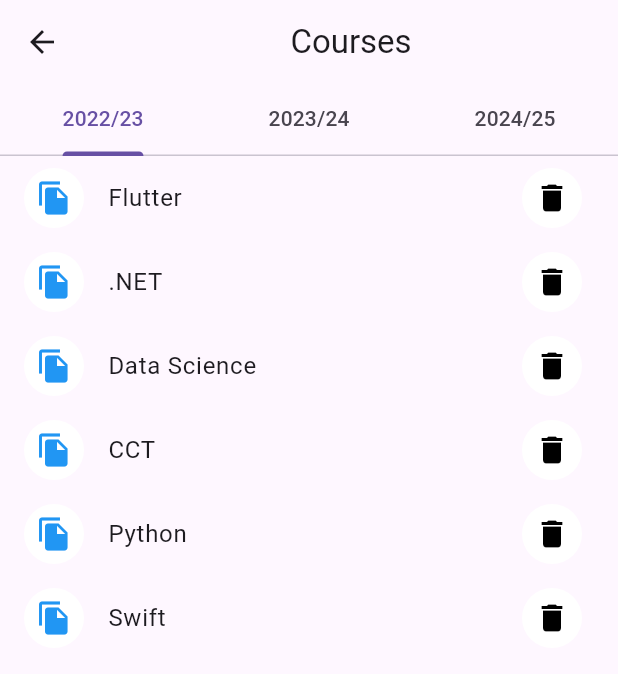
After one commit to Ayushkumar8989/Attend_easy, a Flutter app: the Home screen opened directly, after a tap on "Manages Courses", on a phone screen of 412 x 824 dp. The commit adds this screen. Shown: the top 674 px of the screen. Run offline on Flutter 3.47's test engine with Material 3 defaults, Android fonts, the phone set to English and light mode, and no system bars; our stand-ins replace persistent_bottom_nav_bar.

Commit message:
managecourses and attandance

```diff
--- /dev/null
+++ b/lib/faculty/Manages_courses.dart
@@ -0,0 +1,57 @@
+import 'package:flutter/material.dart';
+
+class MAnagesCourses extends StatefulWidget {
+  const MAnagesCourses({super.key});
+
+  @override
+  State<MAnagesCourses> createState() => _MAnagesCoursesState();
+}
+
+class _MAnagesCoursesState extends State<MAnagesCourses> {
+  List<Map<String, dynamic>> courses = [
+    {"course": "Flutter"},
+    {"course": ".NET"},
+    {"course": "Data Science"},
+    {"course": "CCT"},
+    {"course": "Python"},
+    {"course": "Swift"},
+  ];
+  @override
+  Widget build(BuildContext context) {
+    return DefaultTabController(
+      length: 3,
+      child: Scaffold(
+        appBar: AppBar(
+          title: Center(
+            child: Text('Courses'),
+          ),
+          bottom: TabBar(
+            tabs: [
+              Tab(text: '2022/23'),
+              Tab(text: '2023/24'),
+              Tab(text: '2024/25')
+            ],
+          ),
+        ),
+        body: Expanded(
+          child: ListView.builder(
+            itemCount: courses.length,
+            itemBuilder: (context, index) {
+              return ListTile(
+                leading: CircleAvatar(
+                  backgroundColor: Colors.white,
+                  child: Icon(Icons.file_copy, color: Colors.blue),
+                ),
+                title: Text(courses[index]['course']),
+                trailing: CircleAvatar(
+                  backgroundColor: Colors.white,
+                  child: Icon(Icons.delete, color: Colors.black),
+                ),
+              );
+            },
+          ),
+        ),
+      ),
+    );
+  }
+}
--- a/lib/faculty/home.dart
+++ b/lib/faculty/home.dart
@@ -1,3 +1,5 @@
+import 'package:attend_easy/faculty/Manages_courses.dart';
+import 'package:attend_easy/faculty/attendance_rep.dart';
 import 'package:attend_easy/faculty/new_session.dart';
 import 'package:flutter/material.dart';
 import 'package:persistent_bottom_nav_bar/persistent_bottom_nav_bar.dart';
@@ -76,7 +78,15 @@ class _HomeState extends State<Home> {
                         ),
                         child: Column(
                           children: [
-                            Container(
+                            InkWell(
+                              onTap: () {
+                                PersistentNavBarNavigator.pushNewScreen(
+                                  context,
+                                  screen: const AttendanceRep(),
+                                  withNavBar: false,
+                                );
+                              },
+                              child: Container(
                                 width: screenWidth * 0.12,
                                 height: screenHeight * 0.1,
                                 //color: Color(0xff1C5B41),
@@ -93,10 +103,19 @@ class _HomeState extends State<Home> {
                                   ),
                                 ),
                               ),
+                            ),
                             SizedBox(
                               height: screenHeight * 0.05,
                             ),
-                            Container(
+                            InkWell(
+                              onTap: () {
+                                PersistentNavBarNavigator.pushNewScreen(
+                                  context,
+                                  screen: const AttendanceRep(),
+                                  withNavBar: false,
+                                );
+                              },
+                              child: Container(
                                 width: screenWidth * 0.3,
                                 margin: const EdgeInsets.only(left: 10),
                                 child: Row(
@@ -104,8 +123,8 @@ class _HomeState extends State<Home> {
                                       MainAxisAlignment.spaceBetween,
                                   children: [
                                     SizedBox(
-                                    width:
-                                        screenWidth * (isDesktop ? 0.15 : 0.2),
+                                      width: screenWidth *
+                                          (isDesktop ? 0.15 : 0.2),
                                       height: screenHeight * 0.09,
                                       child: const Text(
                                         'Attendance Reports',
@@ -126,11 +145,20 @@ class _HomeState extends State<Home> {
                                     )
                                   ],
                                 ),
+                              ),
                             )
                           ],
                         ),
                       ),
-                      Container(
+                      InkWell(
+                        onTap: () {
+                          PersistentNavBarNavigator.pushNewScreen(
+                            context,
+                            screen: const MAnagesCourses(),
+                            withNavBar: false,
+                          );
+                        },
+                        child: Container(
                           width: screenWidth * (isDesktop ? 0.25 : 0.35),
                           height: screenHeight * 0.25,
                           decoration: BoxDecoration(
@@ -159,7 +187,15 @@ class _HomeState extends State<Home> {
                               SizedBox(
                                 height: screenHeight * 0.05,
                               ),
-                            Container(
+                              InkWell(
+                                onTap: () {
+                                  PersistentNavBarNavigator.pushNewScreen(
+                                    context,
+                                    screen: const AttendanceRep(),
+                                    withNavBar: false,
+                                  );
+                                },
+                                child: Container(
                                   width: screenWidth * 0.3,
                                   margin: const EdgeInsets.only(left: 10),
                                   child: Row(
@@ -167,8 +203,8 @@ class _HomeState extends State<Home> {
                                         MainAxisAlignment.spaceBetween,
                                     children: [
                                       SizedBox(
-                                    width:
-                                        screenWidth * (isDesktop ? 0.15 : 0.2),
+                                        width: screenWidth *
+                                            (isDesktop ? 0.15 : 0.2),
                                         height: screenHeight * 0.09,
                                         child: const Text(
                                           'Manages Courses',
@@ -189,8 +225,10 @@ class _HomeState extends State<Home> {
                                       )
                                     ],
                                   ),
+                                ),
                               )
                             ],
+                          ),
                         ),
                       ),
                     ],
--- a/lib/splash_screen.dart
+++ b/lib/splash_screen.dart
@@ -15,7 +15,7 @@ class _splash_screenState extends State<splash_screen>
   void initState() {
     super.initState();
     SystemChrome.setEnabledSystemUIMode(SystemUiMode.immersive);
-    Future.delayed(const Duration(seconds: 5), () {
+    Future.delayed(const Duration(seconds: 1), () {
       Navigator.of(context)
           .pushReplacement(MaterialPageRoute(builder: (_) => const Welcome()));
     });
--- a/lib/student/loginstu.dart
+++ b/lib/student/loginstu.dart
@@ -142,7 +142,7 @@ class _LoginState extends State<LoginStu> {
                     backgroundColor: const Color(0xFF1DC99E),
                     foregroundColor: Colors.white,
                   ),
-                  child: Text(
+                  child: const Text(
                     'Login',
                     style: TextStyle(fontSize: 20, fontFamily: 'Inter'),
                   ),
--- a/lib/student/profile.dart
+++ /dev/null
@@ -1 +0,0 @@
-import 'package:flutter/material.dart';
```
Also changed, not shown: lib/faculty/attendance_rep.dart (+22 -7 lines), lib/main.dart (+3 -4 lines), lib/student/stud_homepage.dart (+21 -17 lines). Lines whose indentation alone changed are shown as unchanged.
